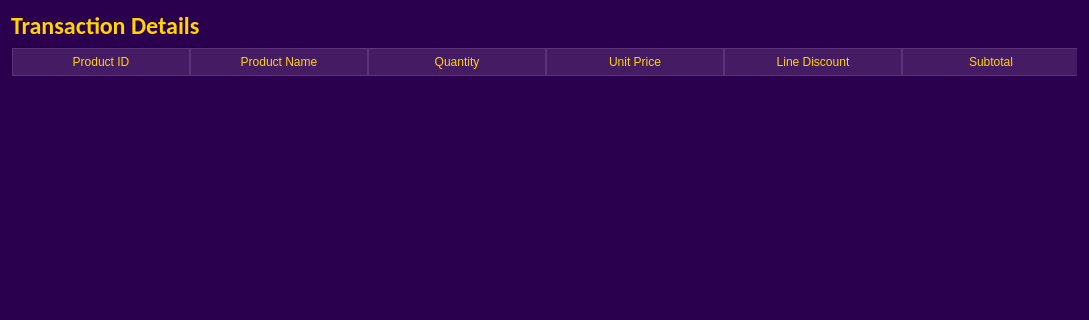
First picture: the form in UI/Transaction_expand.ui, repository codenoobie25/ThunderCats, before the edit; both pictures show x 0 to 1089 and y 0 to 320 of the 1089 by 480 pixel window.
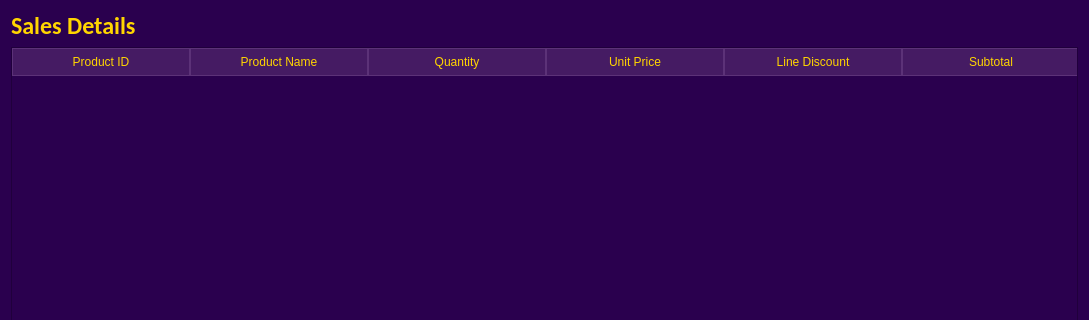
Second picture: the form after the edit. Icons and pictures are not drawn.

The edit to the form file:
```diff
--- a/UI/Transaction_expand.ui
+++ b/UI/Transaction_expand.ui
@@ -506,7 +506,7 @@
       <string notr="true">color: #ffd500</string>
      </property>
      <property name="text">
-      <string>Transaction Details</string>
+      <string>Sales Details</string>
      </property>
     </widget>
    </item>
```
